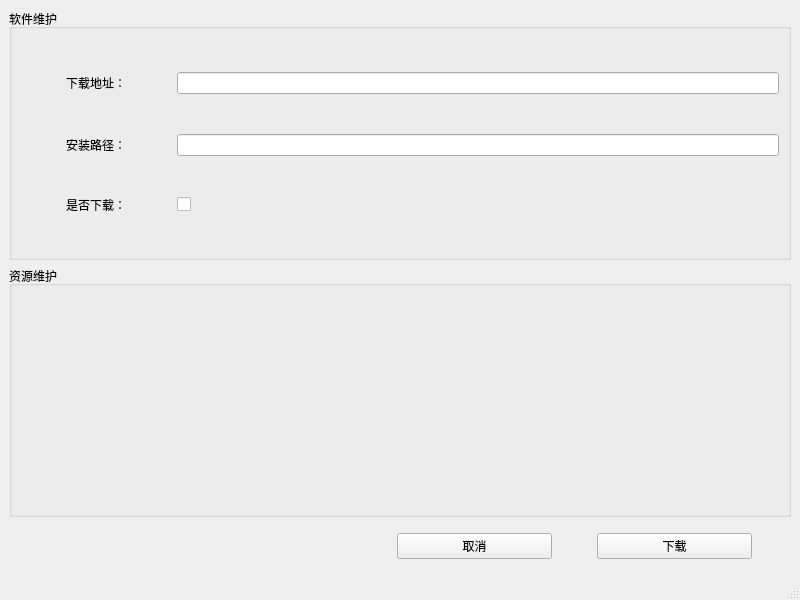
First picture: the form in src/mainwindow.ui, repository money0534/Notepad_QtCLion, before the edit.
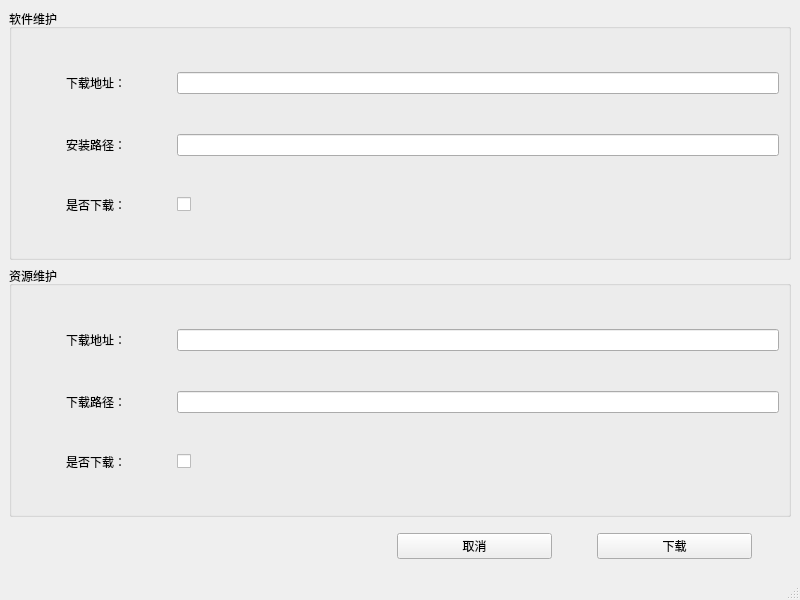
Second picture: the form after the edit.

What changed in the file:
```diff
--- a/src/mainwindow.ui
+++ b/src/mainwindow.ui
@@ -10,6 +10,12 @@
     <height>600</height>
    </rect>
   </property>
+  <property name="sizePolicy">
+   <sizepolicy hsizetype="Fixed" vsizetype="Fixed">
+    <horstretch>0</horstretch>
+    <verstretch>0</verstretch>
+   </sizepolicy>
+  </property>
   <property name="windowTitle">
    <string>MaintenanceTool</string>
   </property>
@@ -84,6 +90,63 @@
       <property name="title">
        <string>资源维护</string>
       </property>
+      <layout class="QVBoxLayout" name="verticalLayout_3">
+       <item>
+        <layout class="QHBoxLayout" name="horizontalLayout_5" stretch="2,8">
+         <item>
+          <widget class="QLabel" name="label_4">
+           <property name="text">
+            <string>下载地址：</string>
+           </property>
+           <property name="alignment">
+            <set>Qt::AlignCenter</set>
+           </property>
+          </widget>
+         </item>
+         <item>
+          <widget class="QLineEdit" name="leResUrl"/>
+         </item>
+        </layout>
+       </item>
+       <item>
+        <layout class="QHBoxLayout" name="horizontalLayout_6" stretch="2,8">
+         <item>
+          <widget class="QLabel" name="label_5">
+           <property name="text">
+            <string>下载路径：</string>
+           </property>
+           <property name="alignment">
+            <set>Qt::AlignCenter</set>
+           </property>
+          </widget>
+         </item>
+         <item>
+          <widget class="QLineEdit" name="leResPath"/>
+         </item>
+        </layout>
+       </item>
+       <item>
+        <layout class="QHBoxLayout" name="horizontalLayout_7" stretch="2,8">
+         <item>
+          <widget class="QLabel" name="label_6">
+           <property name="text">
+            <string>是否下载：</string>
+           </property>
+           <property name="alignment">
+            <set>Qt::AlignCenter</set>
+           </property>
+          </widget>
+         </item>
+         <item>
+          <widget class="QCheckBox" name="cbRes">
+           <property name="text">
+            <string/>
+           </property>
+          </widget>
+         </item>
+        </layout>
+       </item>
+      </layout>
      </widget>
     </item>
     <item>
```
